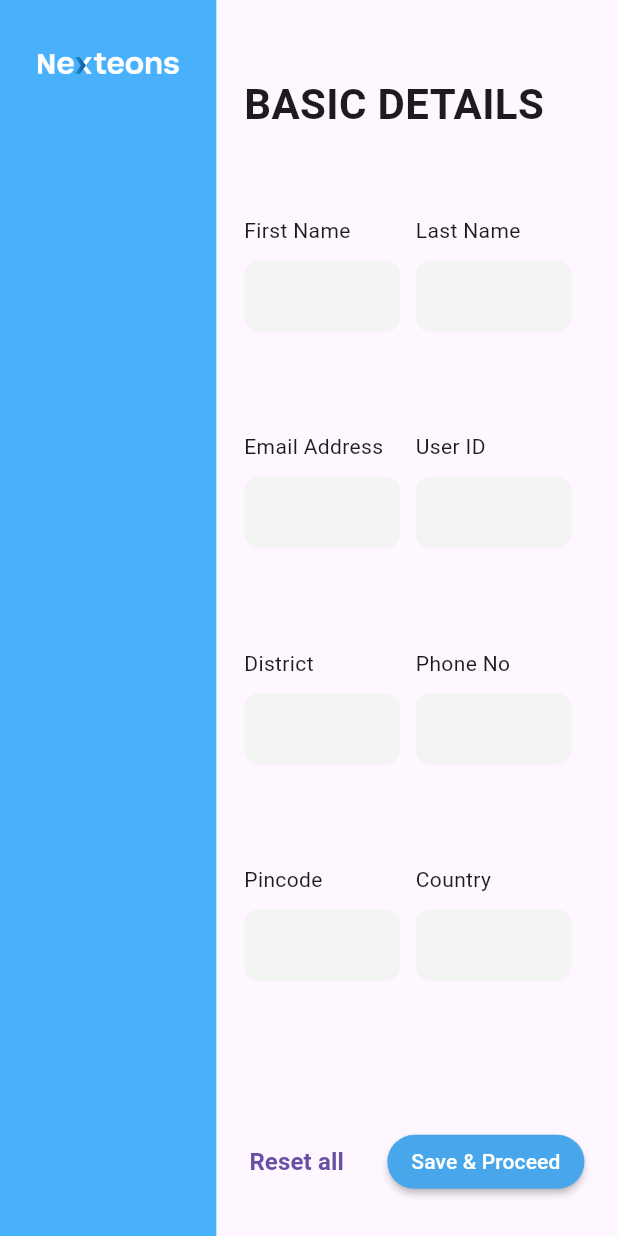
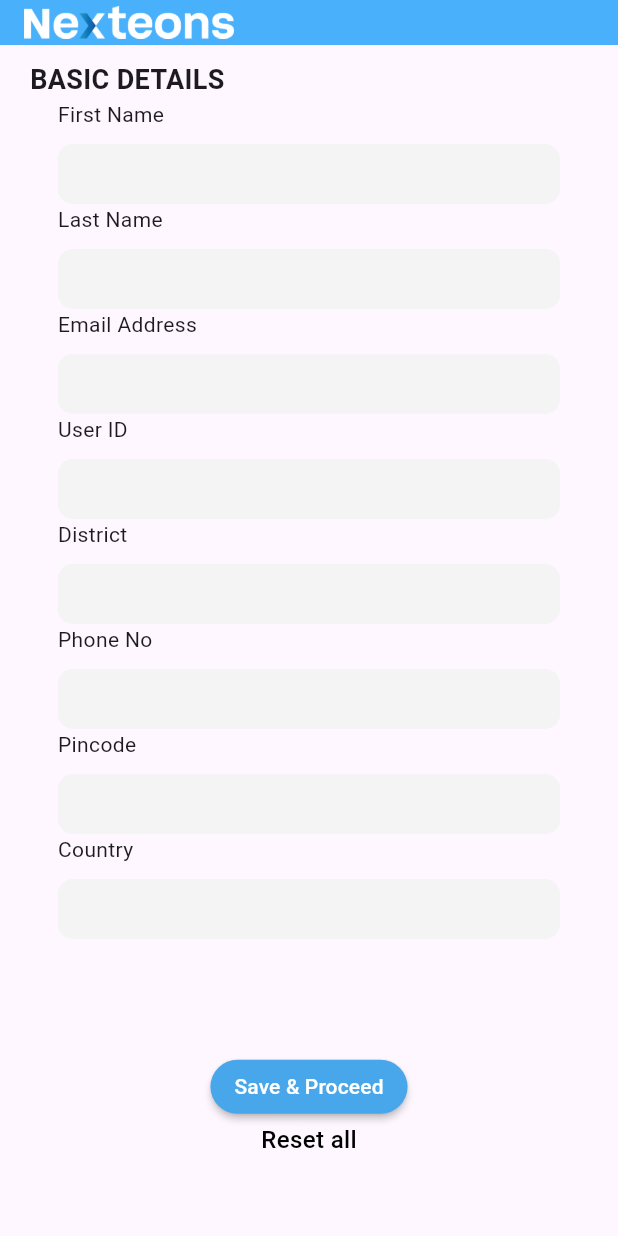
Before and after one commit to AmosPeterAlex/nexteons_study, a Flutter app: the screen it shows after launch, on a phone screen of 412 x 824 dp. Run offline on Flutter 3.47's test engine with Material 3 defaults, Android fonts, the phone set to English and light mode, and no system bars.

Commit message:
mob view started

```diff
--- a/lib/main.dart
+++ b/lib/main.dart
@@ -1,4 +1,5 @@
 import 'package:flutter/material.dart';
+import 'package:nexteons_internship_task/screens/iPhone/iPhone_view.dart';
 import 'package:nexteons_internship_task/screens/macBook/mac_view.dart';
 
 void main() {
@@ -11,7 +12,7 @@ class MyApp extends StatelessWidget {
   @override
   Widget build(BuildContext context) {
     return MaterialApp(debugShowCheckedModeBanner: false,
-      home: MacView(),
+      home: IPhoneView(),
     );
   }
 }
--- a/lib/screens/iPhone/iPhone_view.dart
+++ b/lib/screens/iPhone/iPhone_view.dart
@@ -0,0 +1,250 @@
+import 'package:flutter/material.dart';
+import 'package:flutter/services.dart';
+import 'package:nexteons_internship_task/constants/color_constants.dart';
+import 'package:nexteons_internship_task/widgets/save_button.dart';
+import 'package:nexteons_internship_task/widgets/text_field_widget.dart';
+
+class IPhoneView extends StatefulWidget {
+  IPhoneView({
+    super.key,
+  });
+
+  @override
+  State<IPhoneView> createState() => _IPhoneViewState();
+}
+
+class _IPhoneViewState extends State<IPhoneView> {
+  final formKey = GlobalKey<FormState>();
+  final TextEditingController firstNameController = TextEditingController();
+
+  final TextEditingController secondNameController = TextEditingController();
+
+  final TextEditingController emailController = TextEditingController();
+
+  final TextEditingController userIdController = TextEditingController();
+
+  final TextEditingController districtController = TextEditingController();
+
+  final TextEditingController phoneNoController = TextEditingController();
+
+  final TextEditingController pinCodeController = TextEditingController();
+
+  final TextEditingController countryController = TextEditingController();
+
+  String? addValidation(String? value) {
+    if (value == null || value.isEmpty) {
+      return null;
+    }
+    return null;
+  }
+
+  String? nameValidation(String? value) {
+    if (value == null || value.length < 3) {
+      return 'Min 3 letter required';
+    }
+    return null;
+  }
+
+  // String? emailValidation(String? value) {
+  //   if (value == null || value.isEmpty) {
+  //     return null;
+  //   }
+  //   if (!value.contains('@')) {
+  //     return 'Type a valid email';
+  //   }
+  //   return null;
+  // }
+
+  String? emailValidation(String? value) {
+    if (value == null || value.isEmpty) {
+      return null;
+    }
+
+    final emailRegex = RegExp(r'^[\w-\.]+@([\w-]+\.)+[\w-]{2,4}$');
+
+    if (!emailRegex.hasMatch(value)) {
+      return 'Type a valid email';
+    }
+    return null;
+  }
+
+  String? idValidation(String? value) {
+    if (value == null || value.isEmpty) {
+      return 'User Id is required';
+    }
+    return null;
+  }
+
+  @override
+  Widget build(BuildContext context) {
+    var size = MediaQuery.of(context).size;
+    var allTextFields = [
+      {
+        "title": "First Name",
+        "controller": firstNameController,
+        "validation": nameValidation,
+        "input_format": null,
+        "keyboard_type": null
+      },
+      {
+        "title": "Last Name",
+        "controller": secondNameController,
+        "validation": addValidation,
+        "input_format": null,
+        "keyboard_type": null
+      },
+      {
+        "title": "Email Address",
+        "controller": emailController,
+        "validation": emailValidation,
+        "input_format": null,
+        "keyboard_type": null
+      },
+      {
+        "title": "User ID",
+        "controller": userIdController,
+        "validation": idValidation,
+        "input_format": null,
+        "keyboard_type": null
+      },
+      {
+        "title": "District",
+        "controller": districtController,
+        "validation": addValidation,
+        "input_format": null,
+        "keyboard_type": null
+      },
+      {
+        "title": "Phone No",
+        "controller": phoneNoController,
+        "validation": addValidation,
+        "input_format": [FilteringTextInputFormatter.digitsOnly],
+        "keyboard_type": TextInputType.number
+      },
+      {
+        "title": "Pincode",
+        "controller": pinCodeController,
+        "validation": addValidation,
+        "input_format": [FilteringTextInputFormatter.digitsOnly],
+        "keyboard_type": TextInputType.number
+      },
+      {
+        "title": "Country",
+        "controller": countryController,
+        "validation": addValidation,
+        "input_format": null,
+        "keyboard_type": null
+      },
+    ];
+    return Scaffold(
+      appBar: AppBar(
+        backgroundColor: ColorConstants.primaryColor,
+        toolbarHeight: 30,
+        title: SizedBox(
+            height: 60,
+            width: 140,
+            child: Image.asset("assets/images/nexteons_logo.png")),
+      ),
+      body: SingleChildScrollView(
+        physics: NeverScrollableScrollPhysics(),
+        child: Padding(
+          padding: EdgeInsets.symmetric(horizontal: 20, vertical: 10),
+          child: Column(
+            crossAxisAlignment: CrossAxisAlignment.start,
+            children: [
+              Text(
+                "BASIC DETAILS",
+                style: TextStyle(fontWeight: FontWeight.bold, fontSize: 18),
+              ),
+              Form(
+                key: formKey,
+                child: SizedBox(
+                  height: size.height * .77,
+                  width: size.width * .92,
+                  child: Padding(
+                      padding:
+                          EdgeInsets.symmetric(horizontal: size.width * .045),
+                      child: ListView.builder(
+                        physics: NeverScrollableScrollPhysics(),
+                        itemExtent: 70,
+                        itemCount: allTextFields.length,
+                        itemBuilder: (context, index) {
+                          var title = allTextFields[index]['title'];
+                          var controller = allTextFields[index]['controller']
+                              as TextEditingController?;
+                          var validator = allTextFields[index]['validation']
+                              as String? Function(String?)?;
+                          return Column(
+                            children: [
+                              Align(
+                                  alignment: Alignment.topLeft,
+                                  child: Text("$title")),
+                              SizedBox(
+                                height: 10,
+                              ),
+                              Expanded(
+                                child: TextFieldWidget(
+                                  controller: controller,
+                                  validation: validator,
+                                  keyBoardType: allTextFields[index]
+                                      ["keyboard_type"] as TextInputType?,
+                                  inputFormatters: allTextFields[index]
+                                          ["input_format"]
+                                      as List<TextInputFormatter>?,
+                                ),
+                              )
+                            ],
+                          );
+                        },
+                      )),
+                ),
+              ),
+              Center(
+                  child: Column(
+                children: [
+                  SaveButton(
+                    onPressed: () {
+                      final valid = formKey.currentState?.validate();
+                      if (valid == true) {
+                        ScaffoldMessenger.of(context)
+                            .showSnackBar(const SnackBar(
+                          content: Text("Good"),
+                          backgroundColor: Colors.green,
+                        ));
+                      } else {
+                        ScaffoldMessenger.of(context)
+                            .showSnackBar(const SnackBar(
+                          content: Text("Failed"),
+                          backgroundColor: Colors.red,
+                        ));
+                      }
+                    },
+                  ),
+                  InkWell(
+                    onTap: () {
+                      firstNameController.clear();
+                      secondNameController.clear();
+                      emailController.clear();
+                      userIdController.clear();
+                      districtController.clear();
+                      phoneNoController.clear();
+                      pinCodeController.clear();
+                      countryController.clear();
+                    },
+                    child: Text(
+                      "Reset all",
+                      style: TextStyle(
+                          fontWeight: FontWeight.w500,
+                          fontSize: 16,
+                          color: ColorConstants.blackColor),
+                    ),
+                  ),
+                ],
+              )),
+            ],
+          ),
+        ),
+      ),
+    );
+  }
+}
--- a/lib/widgets/text_field_widget.dart
+++ b/lib/widgets/text_field_widget.dart
@@ -1,13 +1,15 @@
 import 'package:flutter/material.dart';
+import 'package:flutter/services.dart';
 import 'package:nexteons_internship_task/constants/color_constants.dart';
 
 class TextFieldWidget extends StatelessWidget {
   final TextEditingController? controller;
   final String? Function(String?)? validation;
   final TextInputType? keyBoardType;
+  final List<TextInputFormatter>? inputFormatters;
 
   TextFieldWidget(
-      {super.key, this.controller, this.validation, this.keyBoardType});
+      {super.key, this.controller, this.validation, this.keyBoardType, this.inputFormatters});
 
   @override
   Widget build(BuildContext context) {
@@ -15,6 +17,7 @@ class TextFieldWidget extends StatelessWidget {
       controller: controller,
       validator: validation,
       keyboardType: keyBoardType,
+      inputFormatters: inputFormatters,
       decoration: InputDecoration(
           fillColor: ColorConstants.textFieldFillColor,
           filled: true,
```
Also changed, not shown: lib/screens/macBook/mac_view.dart (+22 -1 lines).
